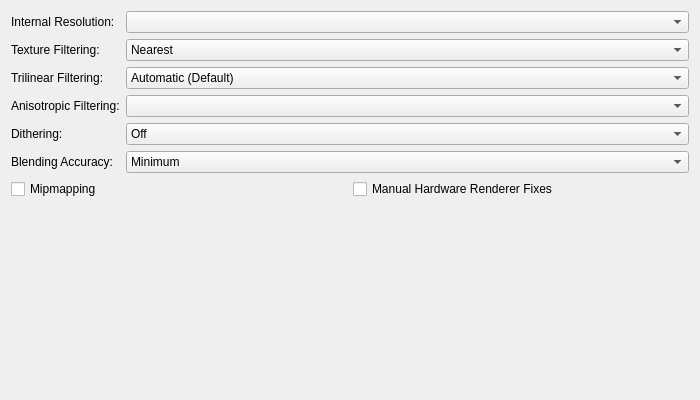
Before: the Qt Designer form pcsx2-qt/Settings/GraphicsHardwareRenderingSettingsTab.ui in PCSX2/pcsx2, drawn with Qt 5.
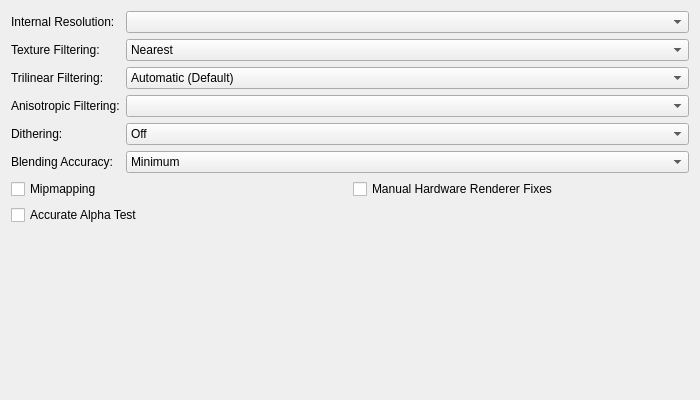
After: the same form once the commit is applied.

Diff of the .ui file:
```diff
--- a/pcsx2-qt/Settings/GraphicsHardwareRenderingSettingsTab.ui
+++ b/pcsx2-qt/Settings/GraphicsHardwareRenderingSettingsTab.ui
@@ -64,6 +64,13 @@
        </property>
       </widget>
      </item>
+	 <item row="1" column="0">
+      <widget class="QCheckBox" name="accurateAlphaTest">
+       <property name="text">
+        <string>Accurate Alpha Test</string>
+       </property>
+      </widget>
+     </item>
     </layout>
    </item>
    <item row="3" column="0">
```
